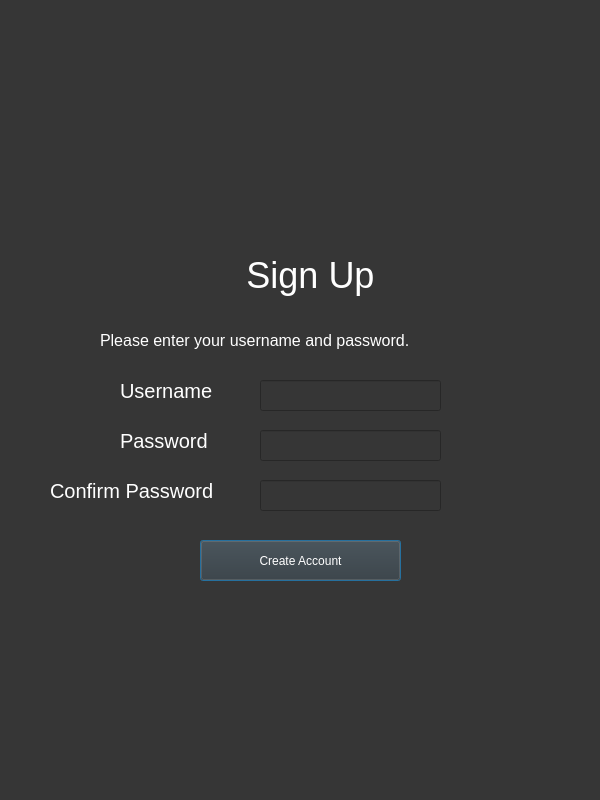
Above: UI files/createacc.ui from DataChefBoyardee/Database-Design-FP before the change. Below: the same form after it.
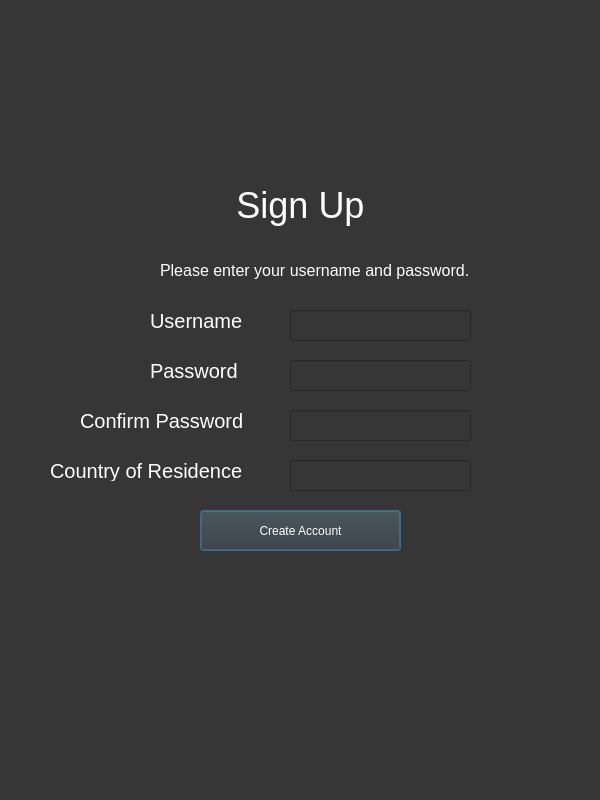
That is the form after the change.

```diff
--- a/UI files/createacc.ui
+++ b/UI files/createacc.ui
@@ -19,8 +19,8 @@
   <widget class="QLineEdit" name="pEdit">
    <property name="geometry">
     <rect>
-     <x>260</x>
-     <y>430</y>
+     <x>290</x>
+     <y>360</y>
      <width>181</width>
      <height>31</height>
     </rect>
@@ -32,8 +32,8 @@
   <widget class="QLabel" name="label">
    <property name="geometry">
     <rect>
-     <x>100</x>
-     <y>330</y>
+     <x>160</x>
+     <y>260</y>
      <width>391</width>
      <height>21</height>
     </rect>
@@ -48,8 +48,8 @@
   <widget class="QLabel" name="uLabel">
    <property name="geometry">
     <rect>
-     <x>120</x>
-     <y>380</y>
+     <x>150</x>
+     <y>310</y>
      <width>121</width>
      <height>21</height>
     </rect>
@@ -64,8 +64,8 @@
   <widget class="QLabel" name="greeting">
    <property name="geometry">
     <rect>
-     <x>210</x>
-     <y>250</y>
+     <x>200</x>
+     <y>180</y>
      <width>201</width>
      <height>51</height>
     </rect>
@@ -92,8 +92,8 @@
   <widget class="QLabel" name="pLabel">
    <property name="geometry">
     <rect>
-     <x>120</x>
-     <y>430</y>
+     <x>150</x>
+     <y>360</y>
      <width>121</width>
      <height>21</height>
     </rect>
@@ -109,7 +109,7 @@
    <property name="geometry">
     <rect>
      <x>200</x>
-     <y>540</y>
+     <y>510</y>
      <width>201</width>
      <height>41</height>
     </rect>
@@ -124,8 +124,8 @@
   <widget class="QLineEdit" name="uEdit">
    <property name="geometry">
     <rect>
-     <x>260</x>
-     <y>380</y>
+     <x>290</x>
+     <y>310</y>
      <width>181</width>
      <height>31</height>
     </rect>
@@ -137,8 +137,8 @@
   <widget class="QLabel" name="pLabel_2">
    <property name="geometry">
     <rect>
-     <x>50</x>
-     <y>480</y>
+     <x>80</x>
+     <y>410</y>
      <width>201</width>
      <height>21</height>
     </rect>
@@ -153,8 +153,37 @@
   <widget class="QLineEdit" name="pEdit_2">
    <property name="geometry">
     <rect>
-     <x>260</x>
-     <y>480</y>
+     <x>290</x>
+     <y>410</y>
+     <width>181</width>
+     <height>31</height>
+    </rect>
+   </property>
+   <property name="echoMode">
+    <enum>QLineEdit::Password</enum>
+   </property>
+  </widget>
+  <widget class="QLabel" name="countryLabel">
+   <property name="geometry">
+    <rect>
+     <x>50</x>
+     <y>460</y>
+     <width>201</width>
+     <height>21</height>
+    </rect>
+   </property>
+   <property name="styleSheet">
+    <string notr="true">color:rgb(255, 255, 255); font-size:15pt;</string>
+   </property>
+   <property name="text">
+    <string>Country of Residence</string>
+   </property>
+  </widget>
+  <widget class="QLineEdit" name="pEdit_3">
+   <property name="geometry">
+    <rect>
+     <x>290</x>
+     <y>460</y>
      <width>181</width>
      <height>31</height>
     </rect>
```
